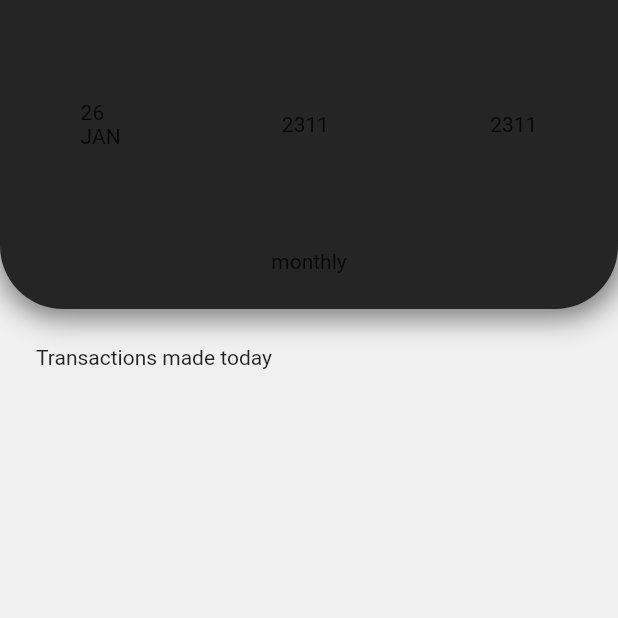
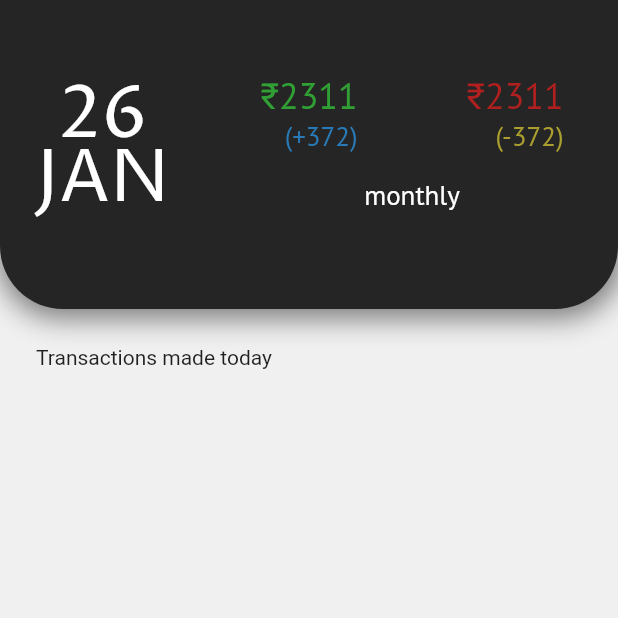
Before and after one commit to Ayush783/bahi_khata, a Flutter app: the screen it shows after launch, on a phone screen of 412 x 824 dp, the top half of it. Run offline on Flutter 3.47's test engine with Material 2 defaults, Android fonts, the phone set to English and light mode, and no system bars.

Commit message:
header widget extracted

```diff
--- a/lib/main.dart
+++ b/lib/main.dart
@@ -8,7 +8,7 @@ void main() {
   //setting status bar and navigation bar colors
   SystemChrome.setSystemUIOverlayStyle(
     SystemUiOverlayStyle(
-      statusBarColor: Color(0xff252525),
+      statusBarColor: Color(0xff000000),
       systemNavigationBarColor: Color(0xfff0f0f0),
       systemNavigationBarIconBrightness: Brightness.dark,
     ),
--- a/lib/ui/dashboard.dart
+++ b/lib/ui/dashboard.dart
@@ -1,3 +1,4 @@
+import 'package:bahi_khata/ui/widgets/header.dart';
 import 'package:flutter/material.dart';
 
 class DashBoard extends StatelessWidget {
@@ -10,41 +11,7 @@ class DashBoard extends StatelessWidget {
       body: Column(
         crossAxisAlignment: CrossAxisAlignment.start,
         children: [
-          Container(
-            height: size.height * 0.25,
-            width: size.width,
-            decoration: BoxDecoration(
-              color: Color(0xff252525),
-              borderRadius: BorderRadius.vertical(
-                bottom: Radius.circular(42),
-              ),
-              boxShadow: [
-                BoxShadow(
-                  color: Colors.black.withOpacity(0.5),
-                  offset: Offset(1, 4),
-                  blurRadius: 16,
-                  spreadRadius: 2,
-                ),
-              ],
-            ),
-            child: Column(
-              mainAxisAlignment: MainAxisAlignment.center,
-              children: [
-                Spacer(),
-                Row(
-                  mainAxisAlignment: MainAxisAlignment.spaceAround,
-                  children: [
-                    Text('26\nJAN'),
-                    Text('2311'),
-                    Text('2311'),
-                  ],
-                ),
-                Spacer(),
-                Text('monthly'),
-                Padding(padding: EdgeInsets.only(bottom: 24)),
-              ],
-            ),
-          ),
+          Header(),
           Padding(
             padding: EdgeInsets.only(top: 24, left: 24),
             child: Column(
--- /dev/null
+++ b/lib/ui/widgets/header.dart
@@ -0,0 +1,118 @@
+import 'package:bahi_khata/constants/textstyles.dart';
+import 'package:flutter/material.dart';
+
+class Header extends StatelessWidget {
+  const Header({
+    Key? key,
+  }) : super(key: key);
+
+  @override
+  Widget build(BuildContext context) {
+    final size = MediaQuery.of(context).size;
+    return Container(
+      height: size.height * 0.25,
+      width: size.width,
+      decoration: BoxDecoration(
+        color: Color(0xff252525),
+        borderRadius: BorderRadius.vertical(
+          bottom: Radius.circular(42),
+        ),
+        boxShadow: [
+          BoxShadow(
+            color: Colors.black.withOpacity(0.5),
+            offset: Offset(1, 4),
+            blurRadius: 16,
+            spreadRadius: 2,
+          ),
+        ],
+      ),
+      child: Row(
+        crossAxisAlignment: CrossAxisAlignment.center,
+        children: [
+          Expanded(
+            flex: 1,
+            child: Text(
+              '26\nJAN',
+              style: kTextstyle1.copyWith(fontSize: 48, height: 0.9),
+              textAlign: TextAlign.center,
+            ),
+          ),
+          Expanded(
+            flex: 2,
+            child: Column(
+              mainAxisAlignment: MainAxisAlignment.center,
+              children: [
+                Row(
+                  mainAxisAlignment: MainAxisAlignment.spaceAround,
+                  children: [
+                    RichText(
+                      text: TextSpan(
+                        text: '₹',
+                        style: kTextstyle2.copyWith(
+                          fontSize: 24,
+                          color: Color(0XFF30A034),
+                          fontFamily: 'proza',
+                        ),
+                        children: [
+                          TextSpan(
+                            text: '2311',
+                            style: kTextstyle2.copyWith(
+                              fontSize: 24,
+                              color: Color(0XFF30A034),
+                            ),
+                          ),
+                          TextSpan(
+                            text: '\n(+372)',
+                            style: kTextstyle2.copyWith(
+                              fontSize: 18,
+                              color: Color(0XFF297BB7),
+                            ),
+                          ),
+                        ],
+                      ),
+                      textAlign: TextAlign.end,
+                    ),
+                    RichText(
+                      text: TextSpan(
+                        text: '₹',
+                        style: kTextstyle2.copyWith(
+                          fontSize: 24,
+                          color: Color(0XFFB21F1F),
+                          fontFamily: 'proza',
+                        ),
+                        children: [
+                          TextSpan(
+                            text: '2311',
+                            style: kTextstyle2.copyWith(
+                              fontSize: 24,
+                              color: Color(0XFFB21F1F),
+                            ),
+                          ),
+                          TextSpan(
+                            text: '\n(-372)',
+                            style: kTextstyle2.copyWith(
+                              fontSize: 18,
+                              color: Color(0XFFAB9F2F),
+                            ),
+                          ),
+                        ],
+                      ),
+                      textAlign: TextAlign.end,
+                    ),
+                  ],
+                ),
+                Padding(padding: EdgeInsets.only(top: 16)),
+                Text(
+                  'monthly',
+                  style: kTextstyle2,
+                ),
+                Padding(padding: EdgeInsets.only(top: 16)),
+              ],
+            ),
+          ),
+          Padding(padding: EdgeInsets.only(bottom: 24)),
+        ],
+      ),
+    );
+  }
+}
--- a/pubspec.yaml
+++ b/pubspec.yaml
@@ -26,7 +26,7 @@ flutter:
   fonts:
     - family: proza
       fonts:
-        - asset: fonts/ProzaLibre-Regular.ttf
+        - asset: assets/fonts/ProzaLibre-Regular.ttf
     - family: ptsans
       fonts:
-        - asset: fonts/PTSans-Regular.ttf
+        - asset: assets/fonts/PTSans-Regular.ttf
```
